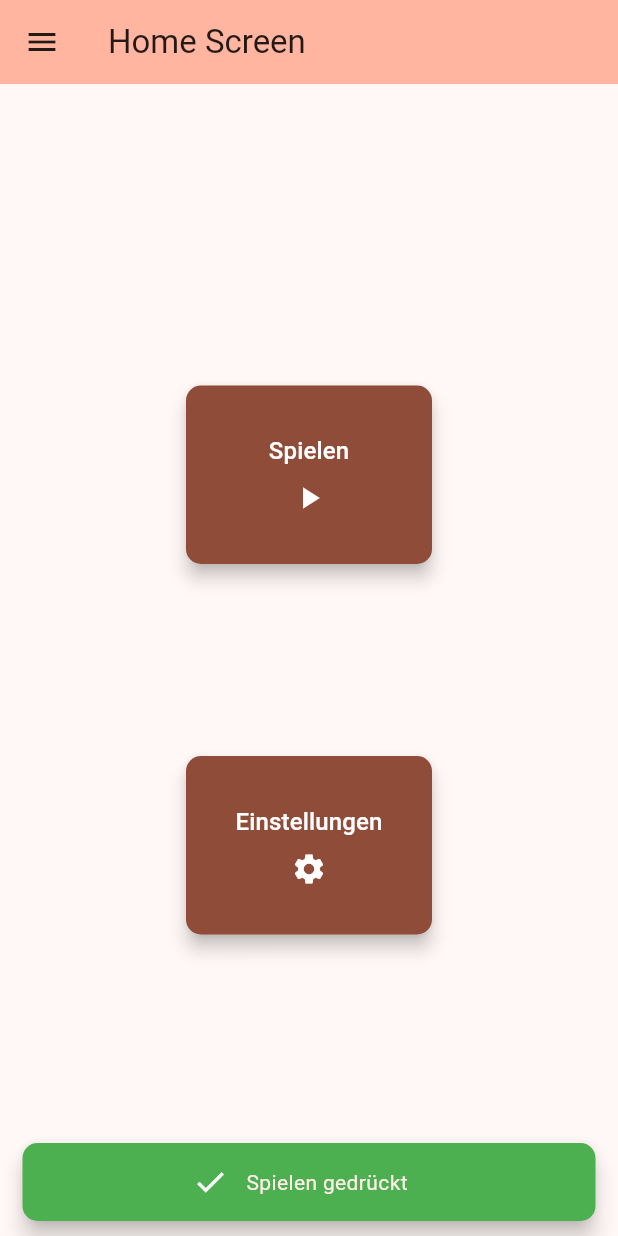
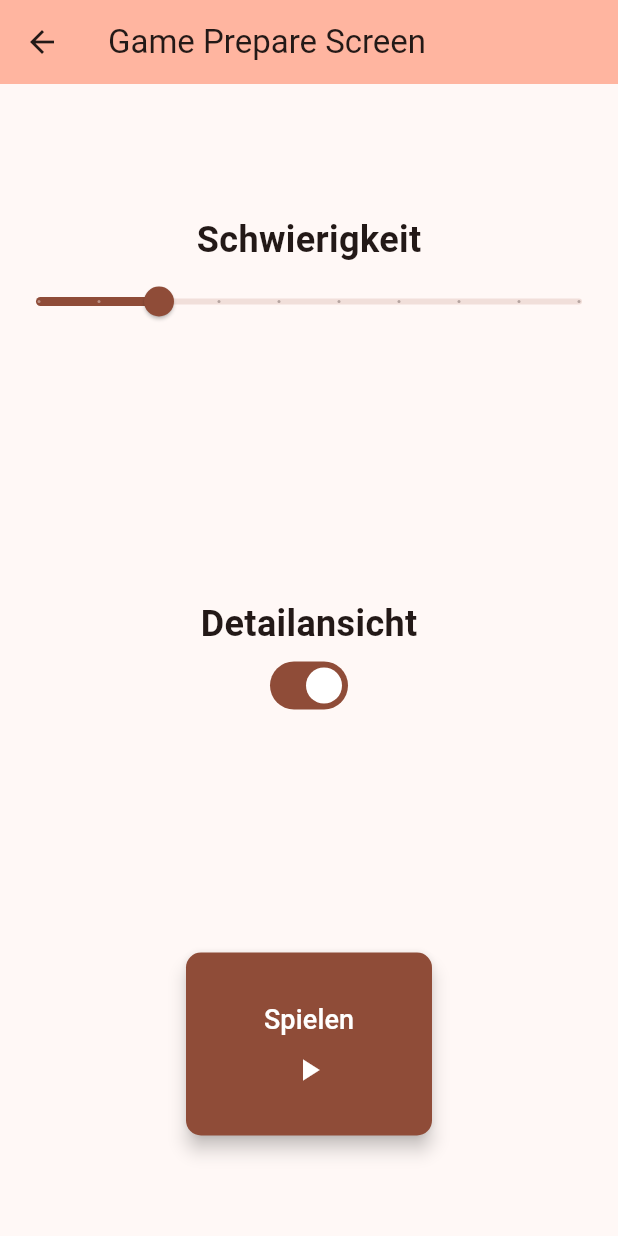
Before and after one commit to jeromehzl/bearwalk, a Flutter app: the screen it shows after launch, after a tap on "Spielen", on a phone screen of 412 x 824 dp. Run offline on Flutter 3.47's test engine with Material 3 defaults, Android fonts, the phone set to English and light mode, and no system bars.

Commit message:
Added new Screens. Button on gameScreen not finished yet

```diff
--- a/lib/main.dart
+++ b/lib/main.dart
@@ -1,4 +1,5 @@
 import 'package:bearwalk/providers/drawer_provider.dart';
+import 'package:bearwalk/providers/game_provider.dart';
 import 'package:bearwalk/screens/home_screen.dart';
 import 'package:flutter/material.dart';
 import 'package:provider/provider.dart';
@@ -16,6 +17,7 @@ class MyApp extends StatelessWidget {
     return MultiProvider(
       providers: [
         ChangeNotifierProvider(create: (_) => DrawerProvider()),
+        ChangeNotifierProvider(create: (_) => GameProvider()),
       ],
       child: MaterialApp(
         title: 'BearWalk',
--- a/lib/providers/game_provider.dart
+++ b/lib/providers/game_provider.dart
@@ -0,0 +1,19 @@
+import 'package:flutter/material.dart';
+
+class GameProvider extends ChangeNotifier {
+  double _difficulty = 3;
+  bool _showDetails = true;
+
+  double get difficulty => _difficulty;
+  bool get showDetails => _showDetails;
+
+  void setDifficulty(double newDifficulty) {
+    _difficulty = newDifficulty;
+    notifyListeners();
+  }
+
+  void setShowDetails(bool show) {
+    _showDetails = show;
+    notifyListeners();
+  }
+}
--- /dev/null
+++ b/lib/screens/game_prepare_screen.dart
@@ -0,0 +1,80 @@
+import 'package:bearwalk/widgets/large_icon_button.dart';
+import 'package:flutter/material.dart';
+import 'package:provider/provider.dart';
+
+import '../providers/game_provider.dart';
+import '../utils/ColorHelper.dart';
+import 'game_screen.dart';
+
+class GamePrepareScreen extends StatelessWidget {
+  const GamePrepareScreen({super.key});
+
+  @override
+  Widget build(BuildContext context) {
+    final gameProvider = Provider.of<GameProvider>(context, listen: true);
+
+    return Scaffold(
+      appBar: AppBar(
+        backgroundColor: ColorHelper.inversePrimary(context),
+        title: const Text('Game Prepare Screen'),
+      ),
+      body: Column(
+        children: [
+          Expanded(
+            child: Column(
+              mainAxisAlignment: MainAxisAlignment.center,
+              children: [
+                const Text(
+                  "Schwierigkeit",
+                  style: TextStyle(fontSize: 24, fontWeight: FontWeight.bold),
+                ),
+                Slider(
+                  value: gameProvider.difficulty,
+                  min: 1,
+                  max: 10,
+                  divisions: 9,
+                  label: gameProvider.difficulty.toString(),
+                  onChanged: (double value) {
+                    gameProvider.setDifficulty(value);
+                  },
+                ),
+              ],
+            ),
+          ),
+          Expanded(
+            child: Column(
+              mainAxisAlignment: MainAxisAlignment.center,
+              children: [
+                const Text(
+                  "Detailansicht",
+                  style: TextStyle(fontSize: 24, fontWeight: FontWeight.bold),
+                ),
+                Switch(
+                  value: gameProvider.showDetails,
+                  onChanged: (bool value) {
+                    gameProvider.setShowDetails(value);
+                  },
+                ),
+              ],
+            ),
+          ),
+          Expanded(
+            child: Center(
+                child: MyLargeIconButton(
+              text: 'Spielen',
+              icon: Icons.play_arrow,
+              size: const Size(100, 50),
+              onPressed: () {
+                Navigator.of(context).pushReplacement(
+                  MaterialPageRoute(
+                    builder: (context) => const GameScreen(),
+                  ),
+                );
+              },
+            )),
+          )
+        ],
+      ),
+    );
+  }
+}
--- a/lib/screens/home_screen.dart
+++ b/lib/screens/home_screen.dart
@@ -1,3 +1,6 @@
+import 'package:bearwalk/screens/game_prepare_screen.dart';
+import 'package:bearwalk/screens/game_screen.dart';
+import 'package:bearwalk/screens/settings_screen.dart';
 import 'package:bearwalk/utils/ColorHelper.dart';
 import 'package:bearwalk/widgets/my_snackbars.dart';
 import 'package:bearwalk/widgets/large_icon_button.dart';
@@ -32,8 +35,8 @@ class _HomeScreenState extends State<HomeScreen> {
                 icon: Icons.play_arrow,
                 size: const Size(100, 50),
                 onPressed: () {
-                  showAwesomeSnackbar(
-                      context, "Spielen gedrückt", Colors.green, Icons.check, durationInSeconds: 1);
+                  Navigator.of(context).push(
+                      MaterialPageRoute(builder: (context) => const GamePrepareScreen()));
                 },
               ),
               const SizedBox(height: 128),
@@ -42,8 +45,8 @@ class _HomeScreenState extends State<HomeScreen> {
                 icon: Icons.settings,
                 size: const Size(100, 50),
                 onPressed: () {
-                  showAwesomeSnackbar(
-                      context, "Einstellungen gedrückt", Colors.green, Icons.check, durationInSeconds: 1);
+                  Navigator.of(context).push(
+                      MaterialPageRoute(builder: (context) => const SettingsScreen()));
                 },
               ),
             ],
--- a/lib/widgets/large_icon_button.dart
+++ b/lib/widgets/large_icon_button.dart
@@ -36,11 +36,11 @@ class MyLargeIconButton extends StatelessWidget {
         child: IntrinsicWidth( // Stellt sicher, dass der Button nicht breiter als nötig ist
           child: Column(
             mainAxisSize: MainAxisSize.min,
-            children: <Widget>[
+            children: [
               Text(
                 text,
                 style: const TextStyle(
-                  fontSize: 16,
+                  fontSize: 18,
                 ),
               ),
               const SizedBox(height: 8),
```
Also changed, not shown: lib/screens/game_screen.dart (+136 -0 lines).
